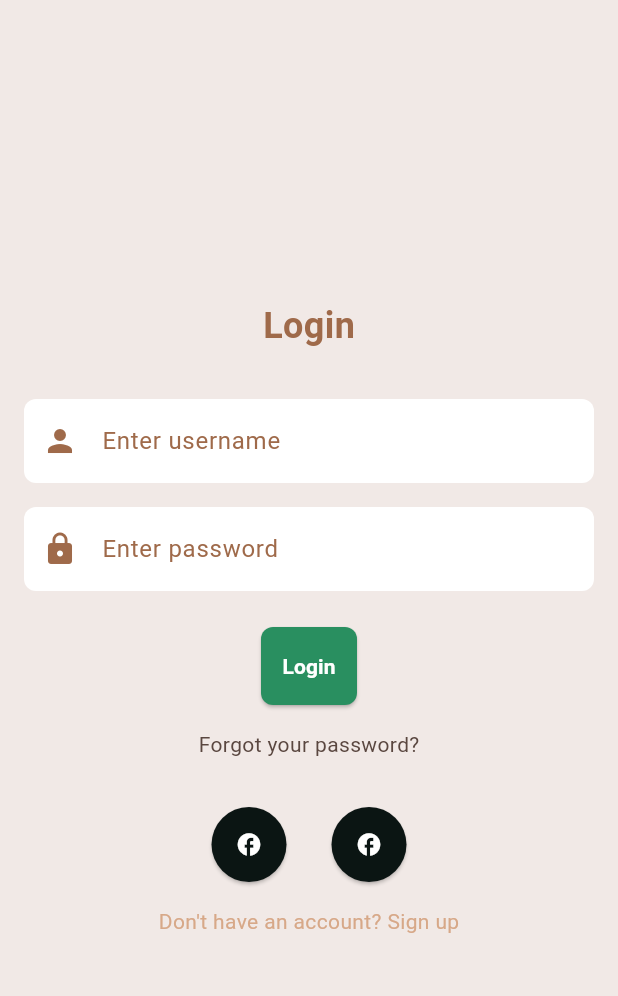
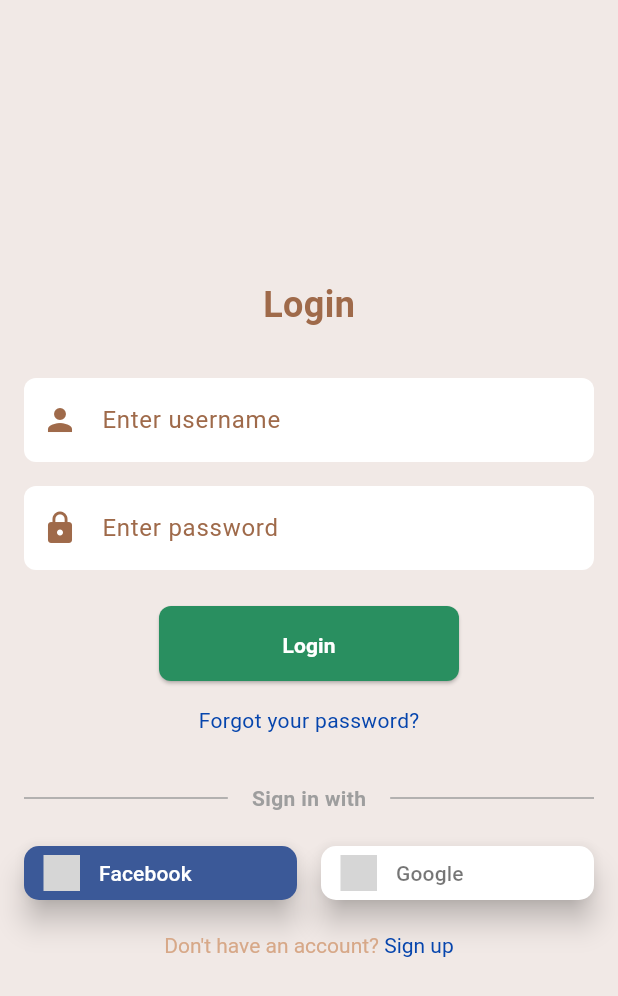
Before and after one commit to Titanantony/hidden_gems, a Flutter app: the screen it shows after launch, on a phone screen of 412 x 824 dp. Shown: the top 996 px of the screen. Run offline on Flutter 3.47's test engine with Material 3 defaults, Android fonts, the phone set to English and light mode, and no system bars; drawn by our look-alikes of sign_in_button; Roboto replaces fonts that are missing (Calibri); grey boxes are pictures that could not be loaded.

Commit message:
Chore:Added the ui for facebook and google sign in buttons

```diff
--- a/hidden_gems/lib/ui/constants/auth_custom_button.dart
+++ b/hidden_gems/lib/ui/constants/auth_custom_button.dart
@@ -4,20 +4,27 @@ class AuthCustomButton extends StatelessWidget {
   final String text;
   final Color color;
   final VoidCallback onPressed;
+  final double? height;
+  final double? width; // Add the width parameter
 
   const AuthCustomButton({
     super.key,
     required this.text,
     required this.color,
     required this.onPressed,
+    this.width = double.infinity, // Add the width parameter
+    this.height = 50,
   });
 
   @override
   Widget build(BuildContext context) {
-    return ElevatedButton(
+    return SizedBox(
+      width: width, // Use the provided width parameter
+      height: height,
+      child: ElevatedButton(
         onPressed: onPressed,
         style: ElevatedButton.styleFrom(
-        backgroundColor: color, // Use the provided 'color' parameter
+          backgroundColor: color,
           shape: RoundedRectangleBorder(
             borderRadius: BorderRadius.circular(8),
           ),
@@ -30,6 +37,7 @@ class AuthCustomButton extends StatelessWidget {
             fontWeight: FontWeight.bold,
           ),
         ),
+      ),
     );
   }
 }
--- a/hidden_gems/lib/ui/constants/auth_social_media_button.dart
+++ /dev/null
@@ -1,27 +0,0 @@
-import 'package:flutter/material.dart';
-
-class AuthSocialMediaButton extends StatelessWidget {
-  final Icon icon;
-  final Color color;
-  final VoidCallback onPressed;
-
-  const AuthSocialMediaButton({
-    super.key,
-    required this.icon,
-    required this.color,
-    required this.onPressed,
-  });
-
-  @override
-  Widget build(BuildContext context) {
-    return ElevatedButton(
-      onPressed: onPressed,
-      style: ElevatedButton.styleFrom(
-        backgroundColor: color,
-        shape: const CircleBorder(),
-        padding: const EdgeInsets.all(16),
-      ),
-      child: icon,
-    );
-  }
-}
--- a/hidden_gems/lib/ui/constants/colors.dart
+++ b/hidden_gems/lib/ui/constants/colors.dart
@@ -5,3 +5,4 @@ const Color authTextColor = Color(0xff9f6a4a);
 const Color authButtonColor = Color(0xff298f60);
 const Color authSecodaryButtonColor = Color(0xff0b1513);
 const Color authTextlinkColor = Color(0xffd7a888);
+const Color linkColor = Color(0xff0645AD);
--- a/hidden_gems/lib/ui/screens/sign_in_screen.dart
+++ b/hidden_gems/lib/ui/screens/sign_in_screen.dart
@@ -1,7 +1,8 @@
 import 'package:flutter/material.dart';
+// ignore: depend_on_referenced_packages
+import 'package:sign_in_button/sign_in_button.dart';
 import 'package:hidden_gems/ui/constants/auth_custom_button.dart';
 import 'package:hidden_gems/ui/constants/auth_custom_text_field.dart';
-import 'package:hidden_gems/ui/constants/auth_social_media_button.dart';
 import 'package:hidden_gems/ui/constants/colors.dart';
 
 class LoginScreen extends StatefulWidget {
@@ -21,9 +22,7 @@ class LoginScreenState extends State<LoginScreen> {
       backgroundColor: authBackgroundColor, // Background color
       body: Padding(
         padding: const EdgeInsets.all(16.0),
-        child: Column(
-          mainAxisAlignment: MainAxisAlignment.center,
-          children: [
+        child: Column(mainAxisAlignment: MainAxisAlignment.center, children: [
           const Text(
             'Login',
             style: TextStyle(
@@ -49,6 +48,8 @@ class LoginScreenState extends State<LoginScreen> {
           AuthCustomButton(
             text: 'Login',
             color: authButtonColor, // Button color
+            width: 200, // Set the width to double.infinity
+            height: 50,
             onPressed: () {
               // Implement login logic here
             },
@@ -57,40 +58,92 @@ class LoginScreenState extends State<LoginScreen> {
           const Text(
             'Forgot your password?',
             style: TextStyle(
-                color: Color(0xff5a4740), // Text color
+              color: linkColor, // Text color
             ),
           ),
           const SizedBox(height: 32),
-            Row(
+          const Row(
             mainAxisAlignment: MainAxisAlignment.center,
             children: [
-                AuthSocialMediaButton(
-                  icon: const Icon(Icons.facebook, color: Colors.white),
-                  color: authSecodaryButtonColor, // Button color
-                  onPressed: () {
-                    // Implement Facebook login logic
-                  },
+              Expanded(
+                child: Divider(
+                  thickness: 1.0, // Adjust the thickness of the line
+                  color: Colors.grey, // Set the color of the line
                 ),
-                const SizedBox(width: 16),
-                AuthSocialMediaButton(
-                  icon: const Icon(Icons.facebook_rounded, color: Colors.white),
-                  color: authSecodaryButtonColor, // Button color
-                  onPressed: () {
-                    // Implement Twitter login logic
-                  },
+              ),
+              Padding(
+                padding: EdgeInsets.symmetric(horizontal: 16.0),
+                child: Text(
+                  'Sign in with',
+                  style: TextStyle(
+                    color: Colors.grey,
+                    fontWeight: FontWeight.bold,
+                  ),
+                ),
+              ),
+              Expanded(
+                child: Divider(
+                  thickness: 1.0,
+                  color: Colors.grey,
+                ),
               ),
             ],
           ),
           const SizedBox(height: 16),
-            const Text(
-              'Don\'t have an account? Sign up',
+          Row(
+            mainAxisAlignment: MainAxisAlignment.center,
+            children: [
+              Expanded(
+                child: SignInButton(
+                  Buttons.facebook,
+                  text: 'Facebook',
+                  onPressed: () {
+                    // Facebook sign-in logic
+                  },
+                  elevation: 8.0,
+                  shape: RoundedRectangleBorder(
+                    borderRadius: BorderRadius.circular(10.0),
+                  ),
+                ),
+              ),
+              const SizedBox(width: 16),
+              Expanded(
+                child: SignInButton(
+                  Buttons.google,
+                  text: 'Google',
+                  onPressed: () {
+                    // Google sign-in logic
+                  },
+                  elevation: 8.0,
+                  shape: RoundedRectangleBorder(
+                    borderRadius: BorderRadius.circular(10.0),
+                  ),
+                ),
+              )
+            ],
+          ),
+          const SizedBox(height: 16),
+          RichText(
+            text: const TextSpan(
+              children: [
+                TextSpan(
+                  text: "Don't have an account? ",
                   style: TextStyle(
-                color: authTextlinkColor, // Text color
+                    color:
+                        authTextlinkColor, // Set the color for "Don't have an account?"
+                  ),
+                ),
+                TextSpan(
+                  text: "Sign up",
+                  style: TextStyle(
+                    color: linkColor, // Set the color for "Sign up"
                   ),
                 ),
               ],
             ),
           ),
+        ]),
+      ),
     );
   }
 }
--- a/hidden_gems/pubspec.yaml
+++ b/hidden_gems/pubspec.yaml
@@ -34,7 +34,8 @@ dependencies:
 
   # The following adds the Cupertino Icons font to your application.
   # Use with the CupertinoIcons class for iOS style icons.
-  cupertino_icons: ^1.0.6
+  cupertino_icons: ^1.0.8
+  font_awesome_flutter: ^10.7.0
 
 dev_dependencies:
   flutter_test:
@@ -46,6 +47,7 @@ dev_dependencies:
   # package. See that file for information about deactivating specific lint
   # rules and activating additional ones.
   flutter_lints: ^3.0.0
+  sign_in_button: ^3.2.0
 
 # For information on the generic Dart part of this file, see the
 # following page: https://dart.dev/tools/pub/pubspec
```
Also changed, not shown: hidden_gems/pubspec.lock. Lines whose indentation alone changed are shown as unchanged.
